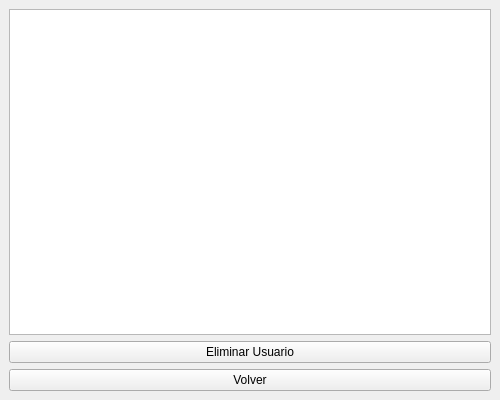
Before: the Qt Designer form src/Vista/Ui/VistaListaUsuarios.ui in danielreynaa/TrabajoPowerGym, drawn with Qt 5.
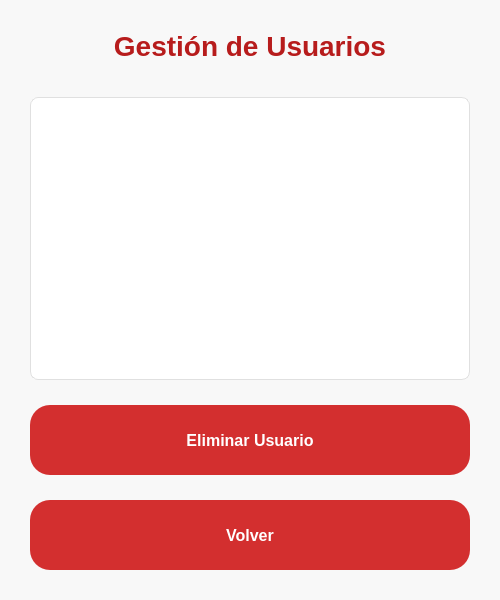
After: the same form once the commit is applied.

```diff
--- a/src/Vista/Ui/VistaListaUsuarios.ui
+++ b/src/Vista/Ui/VistaListaUsuarios.ui
@@ -3,24 +3,110 @@
  <class>VistaListaUsuarios</class>
  <widget class="QMainWindow" name="VistaListaUsuarios">
   <property name="geometry">
-   <rect><x>0</x><y>0</y><width>500</width><height>400</height></rect>
+   <rect>
+    <x>0</x>
+    <y>0</y>
+    <width>500</width>
+    <height>600</height> </rect>
   </property>
-  <property name="windowTitle"><string>Lista de Usuarios</string></property>
+  <property name="windowTitle">
+   <string>POWERGYM - Lista de Usuarios</string> </property>
+  <property name="styleSheet"> <string notr="true">
+    QMainWindow#VistaListaUsuarios { /* Usamos el objectName de la ventana principal */
+        background-color: #f0f0f0; /* Color de fondo gris claro */
+    }
+    QWidget#centralwidget {
+        background-color: #f8f8f8; /* Color de fondo del widget central, un poco más claro */
+        padding: 20px; /* Padding general para el contenido */
+    }
+    
+    QLabel { /* Estilo general para todos los QLabel */
+        color: #333333;
+        font-size: 14px;
+        font-weight: 500;
+    }
+
+    QLabel#labelTituloPrincipal { /* Estilo específico para el nuevo título principal */
+        color: #B71C1C; /* Rojo oscuro para el texto del título */
+        font-size: 28px; /* Tamaño de fuente grande */
+        font-weight: bold;
+        padding-bottom: 20px;
+    }
+
+    QPushButton {
+        background-color: #D32F2F; /* Rojo vibrante */
+        color: white;
+        border: none;
+        border-radius: 20px; /* Bordes más redondeados */
+        padding: 15px;
+        font-size: 16px;
+        font-weight: bold;
+        min-height: 40px; /* Altura mínima para botones */
+        margin-top: 10px; /* Margen superior para separar botones */
+    }
+    QPushButton:hover {
+        background-color: #C62828; /* Rojo más oscuro al pasar el ratón */
+    }
+
+    QListWidget { /* Estilo para la lista de usuarios */
+        background-color: white;
+        border: 1px solid #E0E0E0;
+        border-radius: 8px;
+        padding: 5px;
+        font-size: 14px;
+        selection-background-color: #FFCDD2; /* Rojo claro al seleccionar */
+        selection-color: #B71C1C; /* Texto rojo oscuro al seleccionar */
+    }
+    QListWidget::item { /* Estilo para los ítems de la lista */
+        padding: 5px 10px;
+        margin-bottom: 2px;
+    }
+    QListWidget::item:selected {
+        font-weight: bold;
+    }
+   </string>
+  </property>
   <widget class="QWidget" name="centralwidget">
-   <layout class="QVBoxLayout" name="verticalLayout">
+   <layout class="QVBoxLayout" name="verticalLayout_main"> <property name="spacing">
+     <number>15</number> </property>
+    <property name="leftMargin">
+     <number>30</number>
+    </property>
+    <property name="topMargin">
+     <number>30</number>
+    </property>
+    <property name="rightMargin">
+     <number>30</number>
+    </property>
+    <property name="bottomMargin">
+     <number>30</number>
+    </property>
+
     <item>
-     <widget class="QListWidget" name="lista"/>
+     <widget class="QLabel" name="labelTituloPrincipal"> <property name="text">
+       <string>Gestión de Usuarios</string>
+      </property>
+      <property name="alignment">
+       <set>Qt::AlignCenter</set>
+      </property>
+     </widget>
     </item>
+
+    <item>
+     <widget class="QListWidget" name="lista"/> </item>
+
     <item>
      <widget class="QPushButton" name="btn_eliminar">
       <property name="text"><string>Eliminar Usuario</string></property>
      </widget>
     </item>
+
     <item>
      <widget class="QPushButton" name="btn_volver">
       <property name="text"><string>Volver</string></property>
      </widget>
     </item>
+
    </layout>
   </widget>
  </widget>
```
Left out of the diff: 8 changed lines with no effect on the pictures.
